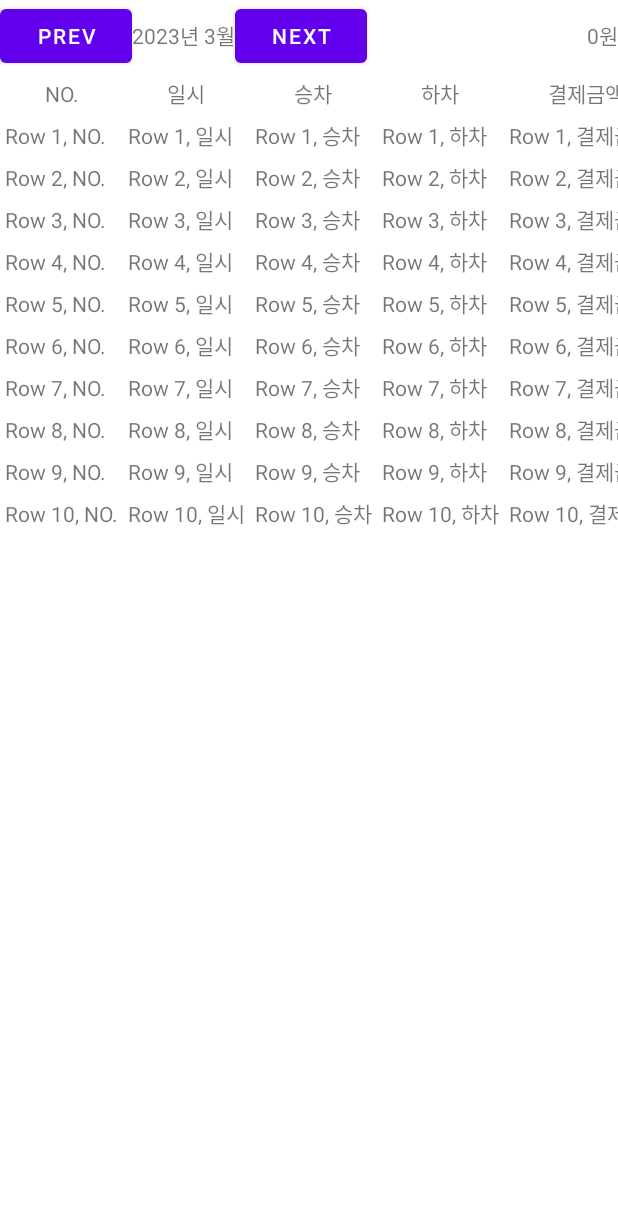
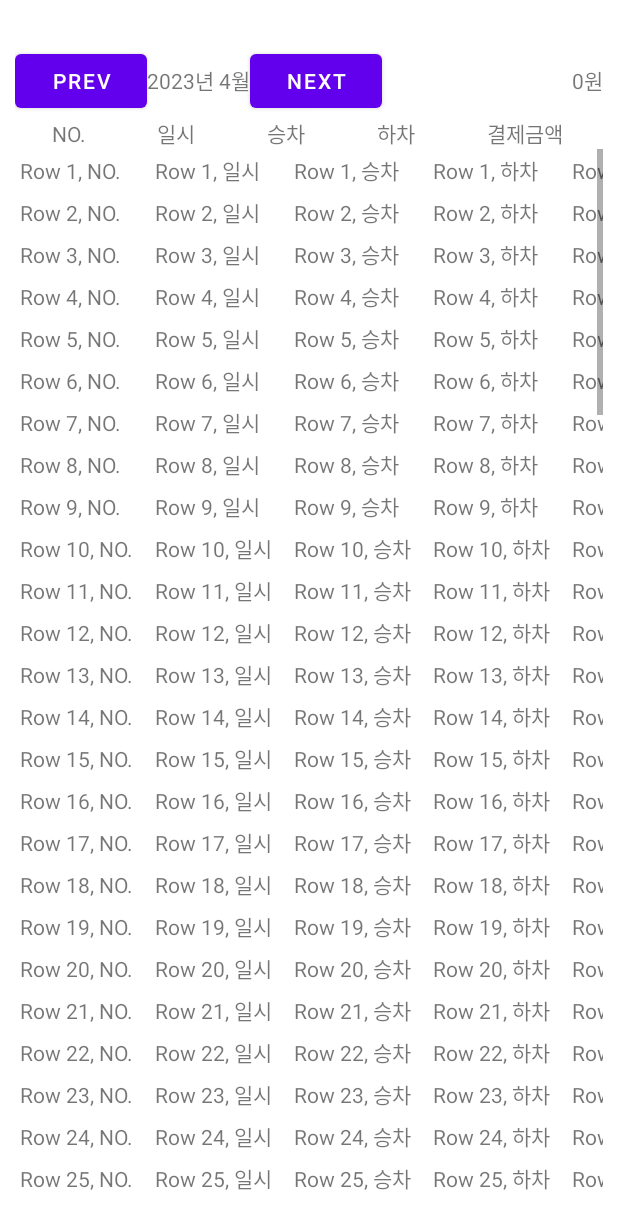
Before and after one commit to jUqItEr/HiFive, an Android app: the MonthlyListActivity screen opened directly, with no data from a screen before it, on a phone screen of 412 x 824 dp. Shown: the top 1229 px of the screen. Run offline under Robolectric (Android 15) with nearby library versions, the phone set to English and light mode, and no system bars.

Commit message:
SignupActivity.kt 회원가입 기능 추가 완료(비밀번호, 주민번호 암호화) (추후 저장 데이터에 따른 수정 필요) MainActivity.kt 두번 뒤로가기 기능 구현(종료) Response 값 db 데이터에 따른 수정 필요 LoginActivity.kt 로그인 시 입력창 clear 추가 MonthlyListActivity.kt listview 추가

```diff
--- a/app/src/main/java/com/example/hifive/data/model/LoginResponse.kt
+++ b/app/src/main/java/com/example/hifive/data/model/LoginResponse.kt
@@ -1,7 +1,7 @@
 package com.example.hifive.data.model
 
 data class LoginResponse(
-    val message: Boolean,
+    val success: Boolean,
     val id: String,
     val pwd: String,
     val hand: String
--- a/app/src/main/java/com/example/hifive/data/model/RegisterResponse.kt
+++ b/app/src/main/java/com/example/hifive/data/model/RegisterResponse.kt
@@ -1,5 +1,6 @@
 package com.example.hifive.data.model
 
 data class RegisterResponse(
-    val success: Boolean
+    val success: Boolean,
+    val message: String
 )
--- a/app/src/main/java/com/example/hifive/login/LoginViewModel.kt
+++ b/app/src/main/java/com/example/hifive/login/LoginViewModel.kt
@@ -8,6 +8,7 @@ import com.example.hifive.data.LoginRepository
 import com.example.hifive.data.Result
 
 import com.example.hifive.R
+import com.example.hifive.ui.activity.MainActivity
 
 
 class LoginViewModel(private val loginRepository: LoginRepository) : ViewModel() {
--- a/app/src/main/java/com/example/hifive/ui/activity/MonthlyListActivity.kt
+++ b/app/src/main/java/com/example/hifive/ui/activity/MonthlyListActivity.kt
@@ -2,6 +2,7 @@ package com.example.hifive.ui.activity
 
 import androidx.appcompat.app.AppCompatActivity
 import android.os.Bundle
+import android.util.Log
 import android.view.Gravity
 import android.widget.TableLayout
 import android.widget.TableRow
@@ -15,13 +16,14 @@ import java.util.*
 class MonthlyListActivity : AppCompatActivity() {
     val cal = Calendar.getInstance()
     var year = cal.get(Calendar.YEAR)
-    var month = cal.get(Calendar.MONTH)
+    var month = cal.get(Calendar.MONTH) + 1
 
     override fun onCreate(savedInstanceState: Bundle?) {
         super.onCreate(savedInstanceState)
         val binding = ActivityMonthlyListBinding.inflate(layoutInflater)
         setContentView(binding.root)
 
+        Log.d("date", "${year} + ${month} + ${cal.get(Calendar.DATE)}")
         binding.month.text = year.toString()+"년 "+month+"월"
         loadTable()
 
@@ -41,7 +43,7 @@ class MonthlyListActivity : AppCompatActivity() {
         }
         binding.nextMoth.setOnClickListener {
             //text view editing
-            if(year!=cal.get(Calendar.YEAR) || month!=cal.get(Calendar.MONTH)) {
+            if(year!=cal.get(Calendar.YEAR) || month!=cal.get(Calendar.MONTH)+1) {
                 if (month == 12) {
                     month = 1
                     year++
@@ -72,51 +74,12 @@ class MonthlyListActivity : AppCompatActivity() {
         //todo add load data, input year, month
 
 
-// 테이블 헤더 추가
-        val headerRow = TableRow(this)
-        headerRow.layoutParams = TableRow.LayoutParams(
-            TableRow.LayoutParams.MATCH_PARENT,
-            TableRow.LayoutParams.WRAP_CONTENT
-        )
-
-        val headerText1 = TextView(this)
-        headerText1.text = "NO."
-        headerText1.setPadding(5, 5, 5, 5)
-        headerText1.gravity= Gravity.CENTER
-        headerRow.addView(headerText1)
-
-        val headerText2 = TextView(this)
-        headerText2.text = "일시"
-        headerText2.setPadding(5, 5, 5, 5)
-        headerText2.gravity= Gravity.CENTER
-        headerRow.addView(headerText2)
-
-        val headerText3 = TextView(this)
-        headerText3.text = "승차"
-        headerText3.setPadding(5, 5, 5, 5)
-        headerText3.gravity= Gravity.CENTER
-        headerRow.addView(headerText3)
-
-        val headerText4 = TextView(this)
-        headerText4.text = "하차"
-        headerText4.setPadding(5, 5, 5, 5)
-        headerText4.gravity= Gravity.CENTER
-        headerRow.addView(headerText4)
-
-        val headerText5 = TextView(this)
-        headerText5.text = "결제금액"
-        headerText5.setPadding(5, 5, 5, 5)
-        headerText5.gravity= Gravity.CENTER
-        headerRow.addView(headerText5)
-
-        tableLayout.addView(headerRow)
-
 // 테이블 내용 추가
         //todo for문 10을 받아온 데이터의 length로 변경
-        for (i in 1..10) {
+        for (i in 1..100) {
             val row = TableRow(this)
             row.layoutParams = TableRow.LayoutParams(
-                TableRow.LayoutParams.MATCH_PARENT,
+                TableRow.LayoutParams.WRAP_CONTENT,
                 TableRow.LayoutParams.WRAP_CONTENT
             )
 
--- a/app/src/main/res/layout/activity_main.xml
+++ b/app/src/main/res/layout/activity_main.xml
@@ -79,14 +79,14 @@
                 android:layout_width="wrap_content"
                 android:layout_height="wrap_content"
                 android:layout_weight="1"
-                android:text="정보 등록" />
+                android:text="카드 정보" />
 
             <Button
                 android:id="@+id/button4"
                 android:layout_width="wrap_content"
                 android:layout_height="wrap_content"
                 android:layout_weight="1"
-                android:text="Button" />
+                android:text="button" />
         </LinearLayout>
 
     </LinearLayout>
--- a/app/src/main/res/layout/activity_monthly_list.xml
+++ b/app/src/main/res/layout/activity_monthly_list.xml
@@ -3,13 +3,21 @@
     xmlns:app="http://schemas.android.com/apk/res-auto"
     xmlns:tools="http://schemas.android.com/tools"
     android:layout_width="match_parent"
-    android:layout_height="match_parent"
+    android:layout_height="wrap_content"
     tools:context=".ui.activity.MonthlyListActivity">
 
     <LinearLayout
         android:layout_width="match_parent"
         android:layout_height="match_parent"
-        android:orientation="vertical">
+        android:layout_marginStart="10dp"
+        android:layout_marginTop="30dp"
+        android:layout_marginEnd="10dp"
+        android:layout_marginBottom="20dp"
+        android:orientation="vertical"
+        app:layout_constraintBottom_toBottomOf="parent"
+        app:layout_constraintEnd_toEndOf="parent"
+        app:layout_constraintStart_toStartOf="parent"
+        app:layout_constraintTop_toTopOf="parent">
 
         <LinearLayout
             android:layout_width="match_parent"
@@ -47,9 +55,9 @@
         </LinearLayout>
 
         <TableLayout
-            android:id="@+id/table"
+            android:id="@+id/header"
             android:layout_width="match_parent"
-            android:layout_height="match_parent"
+            android:layout_height="wrap_content"
             android:stretchColumns="*">
 
             <TableRow
@@ -57,43 +65,59 @@
                 android:layout_height="match_parent">
 
                 <TextView
-                    android:id="@+id/number"
+                    android:id="@+id/textView5"
                     android:layout_width="wrap_content"
                     android:layout_height="wrap_content"
                     android:gravity="center"
                     android:text="NO." />
 
                 <TextView
-                    android:id="@+id/date"
+                    android:id="@+id/textView6"
                     android:layout_width="wrap_content"
                     android:layout_height="wrap_content"
                     android:gravity="center"
                     android:text="일시" />
 
                 <TextView
-                    android:id="@+id/ride"
+                    android:id="@+id/textView7"
                     android:layout_width="wrap_content"
                     android:layout_height="wrap_content"
                     android:gravity="center"
                     android:text="승차" />
 
                 <TextView
-                    android:id="@+id/takeout"
+                    android:id="@+id/textView8"
                     android:layout_width="wrap_content"
                     android:layout_height="wrap_content"
                     android:gravity="center"
                     android:text="하차" />
 
                 <TextView
-                    android:id="@+id/money"
+                    android:id="@+id/textView9"
                     android:layout_width="wrap_content"
                     android:layout_height="wrap_content"
                     android:gravity="center"
                     android:text="결제금액" />
             </TableRow>
 
+        </TableLayout>
 
-        </TableLayout>
+        <ScrollView
+            android:layout_width="wrap_content"
+            android:layout_height="wrap_content">
+
+            <LinearLayout
+                android:layout_width="match_parent"
+                android:layout_height="wrap_content"
+                android:orientation="vertical">
+
+                <TableLayout
+                    android:id="@+id/table"
+                    android:layout_width="match_parent"
+                    android:layout_height="match_parent"
+                    android:stretchColumns="*"/>
+            </LinearLayout>
+        </ScrollView>
 
     </LinearLayout>
 
```
Also changed, not shown: app/src/main/java/com/example/hifive/data/RetrofitClient.kt (+21 -9 lines), app/src/main/java/com/example/hifive/ui/activity/LoginActivity.kt (+7 -2 lines), app/src/main/java/com/example/hifive/ui/activity/MainActivity.kt (+17 -0 lines), app/src/main/java/com/example/hifive/ui/activity/SignupActivity.kt (+19 -5 lines).
